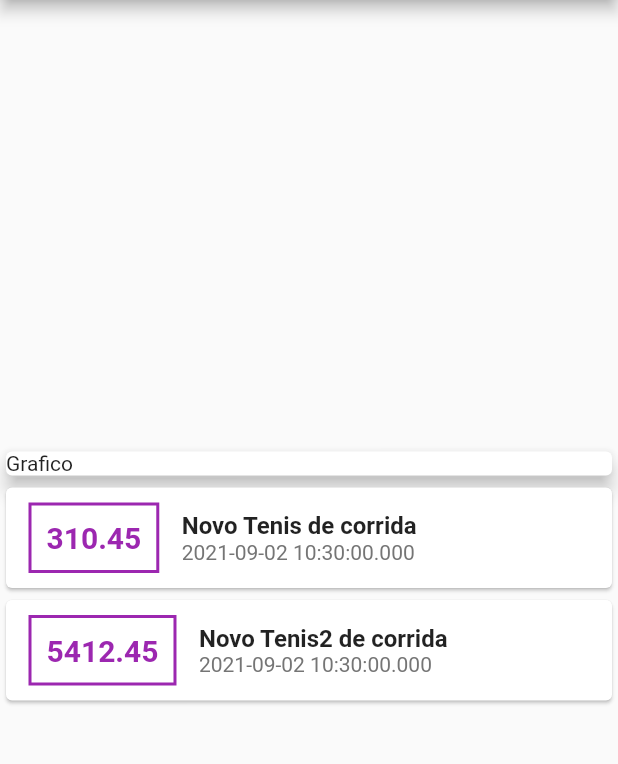
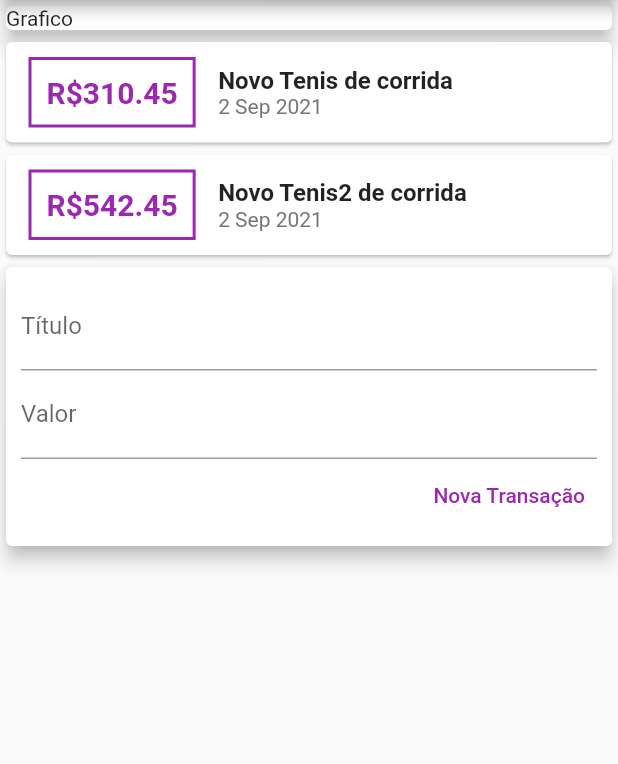
Before and after one commit to luiscastrodev/expenses, a Flutter app: the screen it shows after launch, on a phone screen of 412 x 824 dp, the part 84-848 px from its top. Run offline on Flutter 3.47's test engine with Material 2 defaults, Android fonts, the phone set to English and light mode, and no system bars.

Commit message:
first commit

```diff
--- a/lib/main.dart
+++ b/lib/main.dart
@@ -1,6 +1,7 @@
 import 'package:expenses/models/transaction.dart';
 import 'package:flutter/material.dart';
 import 'package:flutter/widgets.dart';
+import 'package:intl/intl.dart';
 
 main() {
   runApp(ExpensesApp());
@@ -16,6 +17,9 @@ class ExpensesApp extends StatelessWidget {
 }
 
 class MyHomePage extends StatelessWidget {
+  final titleController = TextEditingController();
+  final valueController = TextEditingController();
+
   final _transactions = [
     Transaction(
         id: 't1',
@@ -25,7 +29,7 @@ class MyHomePage extends StatelessWidget {
     Transaction(
         id: 't2',
         title: 'Novo Tenis2 de corrida',
-        value: 5412.45,
+        value: 542.45,
         date: DateTime.now()),
   ];
   @override
@@ -35,7 +39,6 @@ class MyHomePage extends StatelessWidget {
         title: Text('Expenses'),
       ),
       body: Column(
-        mainAxisAlignment: MainAxisAlignment.center,
         crossAxisAlignment: CrossAxisAlignment.stretch,
         children: [
           Card(
@@ -60,7 +63,7 @@ class MyHomePage extends StatelessWidget {
                       ),
                       padding: EdgeInsets.all(10),
                       child: Text(
-                        tr.value.toString(),
+                        'R\$${tr.value.toStringAsFixed(2)}',
                         style: TextStyle(
                             fontWeight: FontWeight.bold,
                             fontSize: 20,
@@ -76,8 +79,10 @@ class MyHomePage extends StatelessWidget {
                               fontSize: 16, fontWeight: FontWeight.bold),
                         ),
                         Text(
-                          tr.date.toString(),
-                          style: TextStyle(color: Colors.grey[600]),
+                          DateFormat('d MMM y').format(tr.date),
+                          style: TextStyle(
+                            color: Colors.grey[600],
+                          ),
                         )
                       ],
                     ),
@@ -86,6 +91,43 @@ class MyHomePage extends StatelessWidget {
               );
             }).toList(),
           ),
+          Card(
+            elevation: 5,
+            child: Padding(
+              padding: const EdgeInsets.all(10),
+              child: Column(
+                children: [
+                  TextField(
+                    decoration: InputDecoration(
+                      labelText: 'Título',
+                    ),
+                    controller: titleController,
+                  ),
+                  TextField(
+                    decoration: InputDecoration(
+                      labelText: 'Valor',
+                    ),
+                    controller: valueController,
+                  ),
+                  Row(
+                    mainAxisAlignment: MainAxisAlignment.end,
+                    children: [
+                      TextButton(
+                        onPressed: () {
+                          print(titleController.text);
+                          print(valueController.text);
+                        },
+                        child: Text('Nova Transação'),
+                        style: TextButton.styleFrom(
+                          primary: Colors.purple,
+                        ),
+                      ),
+                    ],
+                  ),
+                ],
+              ),
+            ),
+          )
         ],
       ),
     );
--- a/pubspec.yaml
+++ b/pubspec.yaml
@@ -23,7 +23,7 @@ environment:
 dependencies:
   flutter:
     sdk: flutter
-
+  intl: 0.17.0
 
   # The following adds the Cupertino Icons font to your application.
   # Use with the CupertinoIcons class for iOS style icons.
```
Also changed, not shown: pubspec.lock.
